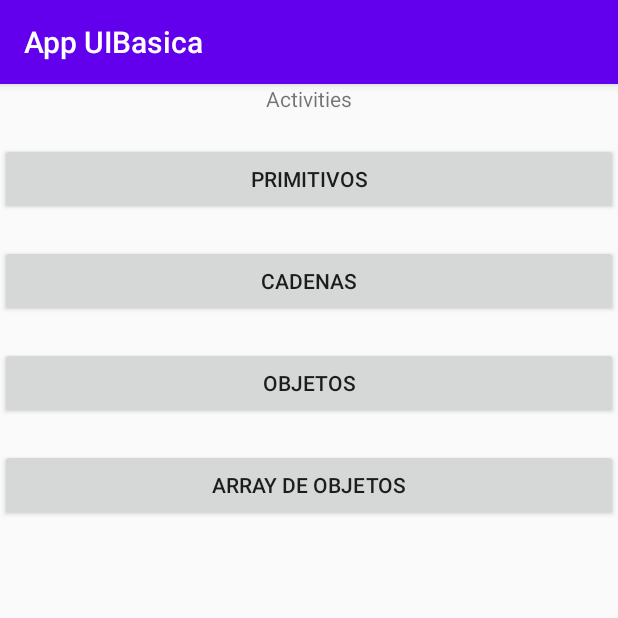
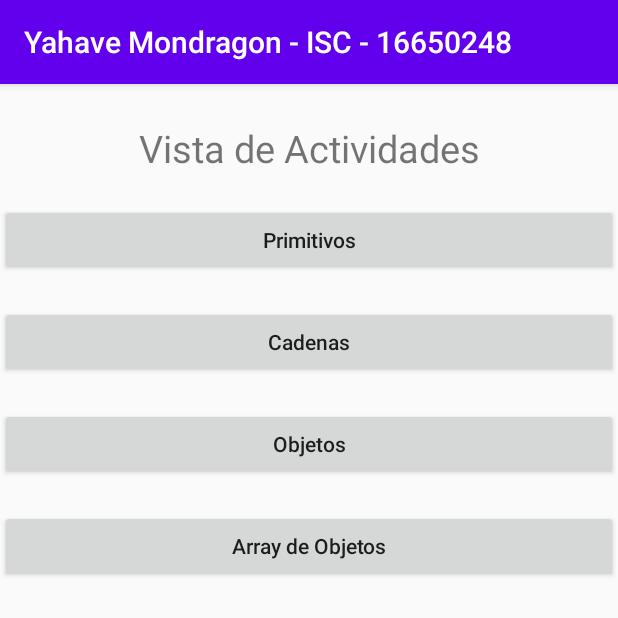
Before and after one commit to yahaveGO/AppUIBasica_moviles, an Android app: the screen it shows after launch (BotonActivity), after a tap on "Actividades", on a phone screen of 412 x 824 dp, the top half of it. Run offline under Robolectric (Android 15) with nearby library versions, the light colour scheme and no system bars.

Commit message:
Vista principal de @strings y botones

```diff
--- a/app/src/main/res/layout/activity_boton.xml
+++ b/app/src/main/res/layout/activity_boton.xml
@@ -11,15 +11,18 @@
         android:id="@+id/textView"
         android:layout_width="match_parent"
         android:layout_height="wrap_content"
+        android:layout_marginTop="@dimen/titulo_size"
         android:gravity="center"
-        android:text="Activities" />
+        android:text="@string/actividades"
+        android:textSize="@dimen/titulo_size" />
 
     <Button
         android:id="@+id/button6"
         android:layout_width="match_parent"
         android:layout_height="wrap_content"
         android:layout_marginTop="@dimen/top_size"
-        android:text="Primitivos"
+        android:text="@string/primitivos"
+        android:textAllCaps="false"
         android:textColorHint="#FFFFFF" />
 
     <Button
@@ -27,7 +30,8 @@
         android:layout_width="match_parent"
         android:layout_height="wrap_content"
         android:layout_marginTop="@dimen/top_size"
-        android:text="Cadenas"
+        android:text="@string/cadenas"
+        android:textAllCaps="false"
         android:textColorHint="#FFFFFF" />
 
     <Button
@@ -35,7 +39,8 @@
         android:layout_width="match_parent"
         android:layout_height="wrap_content"
         android:layout_marginTop="@dimen/top_size"
-        android:text="Objetos"
+        android:text="@string/objetos"
+        android:textAllCaps="false"
         android:textColorHint="#FFFFFF" />
 
     <Button
@@ -43,5 +48,6 @@
         android:layout_width="match_parent"
         android:layout_height="wrap_content"
         android:layout_marginTop="@dimen/top_size"
-        android:text="Array de Objetos" />
+        android:text="@string/array_de_objetos"
+        android:textAllCaps="false" />
 </LinearLayout>
--- a/app/src/main/res/values/dimens.xml
+++ b/app/src/main/res/values/dimens.xml
@@ -1,6 +1,6 @@
 <?xml version="1.0" encoding="utf-8"?>
 <resources>
-    <dimen name="titulo_size">20sp</dimen>
+    <dimen name="titulo_size">25sp</dimen>
     <dimen name="opciones_size">18sp</dimen>
     <dimen name="top_size">20dp</dimen>
 </resources>
--- a/app/src/main/res/values/strings.xml
+++ b/app/src/main/res/values/strings.xml
@@ -1,7 +1,7 @@
 <resources>
 
-    <string name="app_name">App UIBasica</string>
-    <string name="titulo_app">UI Basica</string>
+    <string name="app_name">Yahave Mondragon - ISC - 16650248</string>
+    <string name="titulo_app"> --- UI Basica ---</string>
 
     <string name="boton_gravity">Actividades</string>
     <string name="boton_check">Casillas de verificacion</string>
@@ -11,4 +11,9 @@
     <string name="etiquetas">Etiquetas</string>
     <string name="botones_radio">Botones de radio</string>
     <string name="cajas_de_texto">Cajas de Texto</string>
+    <string name="actividades">Vista de Actividades</string>
+    <string name="cadenas">Cadenas</string>
+    <string name="objetos">Objetos</string>
+    <string name="array_de_objetos">Array de Objetos</string>
+    <string name="primitivos">Primitivos</string>
 </resources>
```
